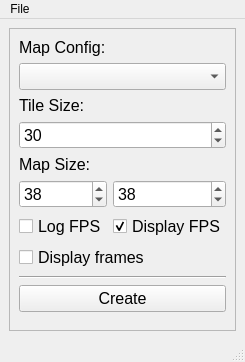
Before: the Qt Designer form ui/simulation_controller_mainwindow.ui in kpdudek/EvolutionSimulator, drawn with Qt 5.
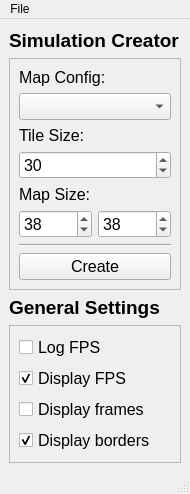
After: the same form once the commit is applied.

Commit message: Borders optionally drawn. Map configured for A* implementation.

```diff
--- a/ui/simulation_controller_mainwindow.ui
+++ b/ui/simulation_controller_mainwindow.ui
@@ -6,8 +6,8 @@
    <rect>
     <x>0</x>
     <y>0</y>
-    <width>235</width>
-    <height>362</height>
+    <width>190</width>
+    <height>494</height>
    </rect>
   </property>
   <property name="windowTitle">
@@ -15,7 +15,7 @@
   </property>
   <widget class="QWidget" name="centralwidget">
    <layout class="QGridLayout" name="gridLayout">
-    <item row="0" column="0">
+    <item row="1" column="0">
      <widget class="QFrame" name="frame">
       <property name="frameShape">
        <enum>QFrame::StyledPanel</enum>
@@ -24,19 +24,6 @@
        <enum>QFrame::Raised</enum>
       </property>
       <layout class="QGridLayout" name="gridLayout_2">
-       <item row="10" column="0" colspan="2">
-        <spacer name="verticalSpacer">
-         <property name="orientation">
-          <enum>Qt::Vertical</enum>
-         </property>
-         <property name="sizeHint" stdset="0">
-          <size>
-           <width>20</width>
-           <height>40</height>
-          </size>
-         </property>
-        </spacer>
-       </item>
        <item row="0" column="0" colspan="2">
         <widget class="QLabel" name="label">
          <property name="font">
@@ -49,7 +36,7 @@
          </property>
         </widget>
        </item>
-       <item row="9" column="0" colspan="2">
+       <item row="8" column="0" colspan="2">
         <widget class="QPushButton" name="create_button">
          <property name="font">
           <font>
@@ -74,18 +61,6 @@
         </widget>
        </item>
        <item row="7" column="0" colspan="2">
-        <widget class="QCheckBox" name="display_frames_checkbox">
-         <property name="font">
-          <font>
-           <pointsize>12</pointsize>
-          </font>
-         </property>
-         <property name="text">
-          <string>Display frames</string>
-         </property>
-        </widget>
-       </item>
-       <item row="8" column="0" colspan="2">
         <widget class="Line" name="line">
          <property name="orientation">
           <enum>Qt::Horizontal</enum>
@@ -137,33 +112,6 @@
          </property>
         </widget>
        </item>
-       <item row="6" column="0">
-        <widget class="QCheckBox" name="log_fps_checkbox">
-         <property name="font">
-          <font>
-           <pointsize>12</pointsize>
-          </font>
-         </property>
-         <property name="text">
-          <string>Log FPS</string>
-         </property>
-        </widget>
-       </item>
-       <item row="6" column="1">
-        <widget class="QCheckBox" name="display_fps_checkbox">
-         <property name="font">
-          <font>
-           <pointsize>12</pointsize>
-          </font>
-         </property>
-         <property name="text">
-          <string>Display FPS</string>
-         </property>
-         <property name="checked">
-          <bool>true</bool>
-         </property>
-        </widget>
-       </item>
        <item row="2" column="0" colspan="2">
         <widget class="QLabel" name="label_3">
          <property name="font">
@@ -194,6 +142,100 @@
       </layout>
      </widget>
     </item>
+    <item row="3" column="0">
+     <widget class="QFrame" name="frame_2">
+      <property name="frameShape">
+       <enum>QFrame::StyledPanel</enum>
+      </property>
+      <property name="frameShadow">
+       <enum>QFrame::Raised</enum>
+      </property>
+      <layout class="QGridLayout" name="gridLayout_3">
+       <item row="4" column="0">
+        <widget class="QCheckBox" name="display_borders_checkbox">
+         <property name="font">
+          <font>
+           <pointsize>12</pointsize>
+          </font>
+         </property>
+         <property name="text">
+          <string>Display borders</string>
+         </property>
+         <property name="checked">
+          <bool>true</bool>
+         </property>
+        </widget>
+       </item>
+       <item row="3" column="0">
+        <widget class="QCheckBox" name="display_frames_checkbox">
+         <property name="font">
+          <font>
+           <pointsize>12</pointsize>
+          </font>
+         </property>
+         <property name="text">
+          <string>Display frames</string>
+         </property>
+        </widget>
+       </item>
+       <item row="1" column="0">
+        <widget class="QCheckBox" name="display_fps_checkbox">
+         <property name="font">
+          <font>
+           <pointsize>12</pointsize>
+          </font>
+         </property>
+         <property name="text">
+          <string>Display FPS</string>
+         </property>
+         <property name="checked">
+          <bool>true</bool>
+         </property>
+        </widget>
+       </item>
+       <item row="0" column="0">
+        <widget class="QCheckBox" name="log_fps_checkbox">
+         <property name="font">
+          <font>
+           <pointsize>12</pointsize>
+          </font>
+         </property>
+         <property name="text">
+          <string>Log FPS</string>
+         </property>
+        </widget>
+       </item>
+      </layout>
+     </widget>
+    </item>
+    <item row="0" column="0">
+     <widget class="QLabel" name="label_4">
+      <property name="font">
+       <font>
+        <pointsize>14</pointsize>
+        <weight>75</weight>
+        <bold>true</bold>
+       </font>
+      </property>
+      <property name="text">
+       <string>Simulation Creator</string>
+      </property>
+     </widget>
+    </item>
+    <item row="2" column="0">
+     <widget class="QLabel" name="label_5">
+      <property name="font">
+       <font>
+        <pointsize>14</pointsize>
+        <weight>75</weight>
+        <bold>true</bold>
+       </font>
+      </property>
+      <property name="text">
+       <string>General Settings</string>
+      </property>
+     </widget>
+    </item>
    </layout>
   </widget>
   <widget class="QMenuBar" name="menubar">
@@ -201,7 +243,7 @@
     <rect>
      <x>0</x>
      <y>0</y>
-     <width>235</width>
+     <width>190</width>
      <height>22</height>
     </rect>
    </property>
```
The commit also changes 12 other files.
